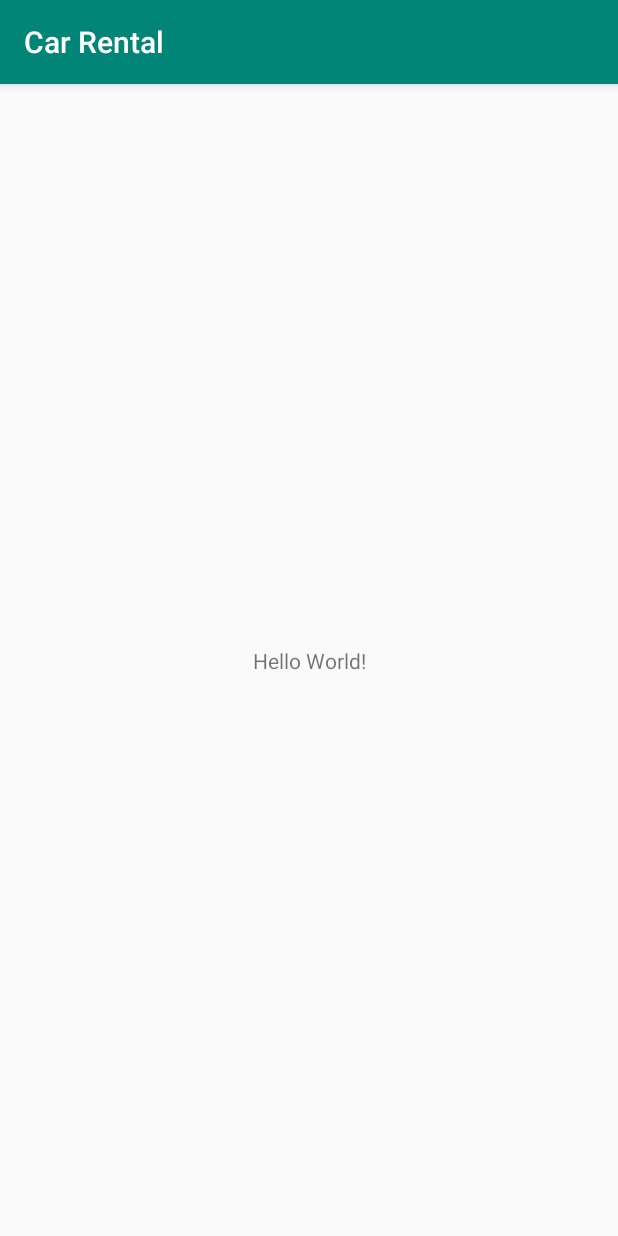
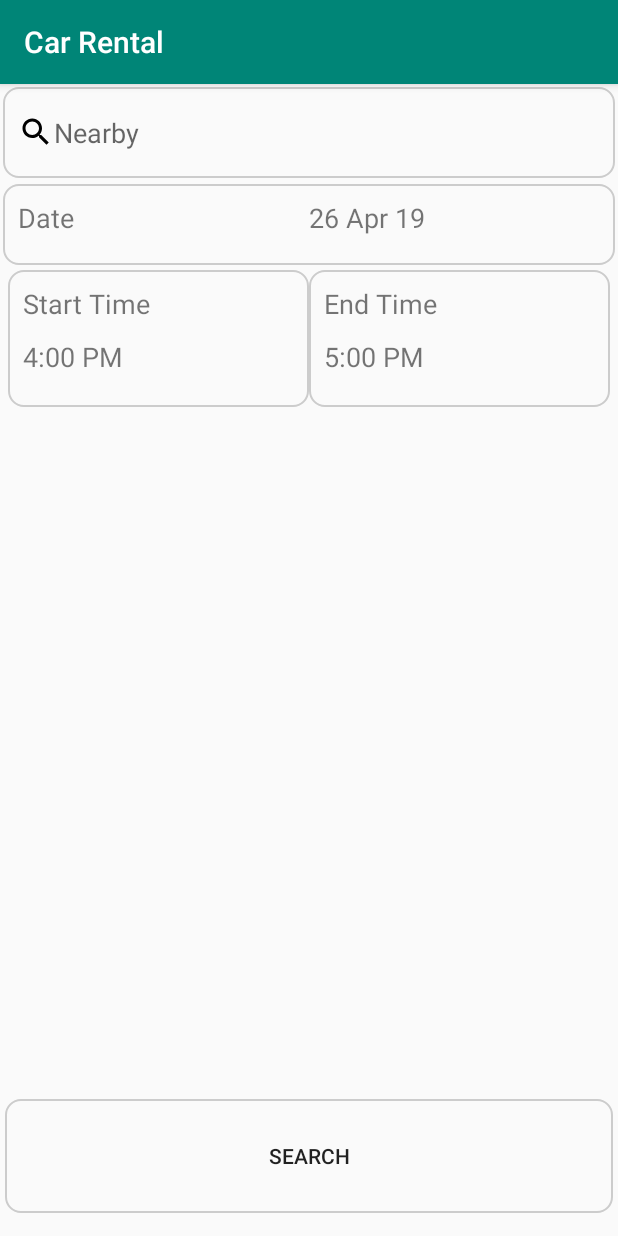
Before and after one commit to manisharangaraju1/car-rental, an Android app: the screen it shows after launch (MainActivity before the commit, CarSearchActivity after it), on a phone screen of 412 x 824 dp. Run offline under Robolectric (Android 15) with nearby library versions, the phone set to English and light mode, and no system bars.

Commit message:
Created layout for car search

```diff
--- a/app/build.gradle
+++ b/app/build.gradle
@@ -22,7 +22,9 @@ dependencies {
     implementation fileTree(dir: 'libs', include: ['*.jar'])
     implementation 'com.android.support:appcompat-v7:28.0.0'
     implementation 'com.android.support.constraint:constraint-layout:1.1.3'
+    implementation 'com.google.firebase:firebase-core:16.0.1'
     testImplementation 'junit:junit:4.12'
     androidTestImplementation 'com.android.support.test:runner:1.0.2'
     androidTestImplementation 'com.android.support.test.espresso:espresso-core:3.0.2'
 }
+apply plugin: 'com.google.gms.google-services'
--- a/app/src/main/AndroidManifest.xml
+++ b/app/src/main/AndroidManifest.xml
@@ -9,12 +9,17 @@
         android:roundIcon="@mipmap/ic_launcher_round"
         android:supportsRtl="true"
         android:theme="@style/AppTheme">
-        <activity android:name=".MainActivity">
+        <activity android:name=".BookingActivity"></activity>
+        <activity android:name=".CarSearchActivity" >
             <intent-filter>
                 <action android:name="android.intent.action.MAIN" />
 
                 <category android:name="android.intent.category.LAUNCHER" />
             </intent-filter>
+        </activity>>
+
+        <activity android:name=".MainActivity">
+
         </activity>
     </application>
 
--- /dev/null
+++ b/app/src/main/java/com/android/carrental/BookingActivity.java
@@ -0,0 +1,13 @@
+package com.android.carrental;
+
+import android.support.v7.app.AppCompatActivity;
+import android.os.Bundle;
+
+public class BookingActivity extends AppCompatActivity {
+
+    @Override
+    protected void onCreate(Bundle savedInstanceState) {
+        super.onCreate(savedInstanceState);
+        setContentView(R.layout.activity_booking);
+    }
+}
--- /dev/null
+++ b/app/src/main/java/com/android/carrental/CarSearchActivity.java
@@ -0,0 +1,13 @@
+package com.android.carrental;
+
+import android.support.v7.app.AppCompatActivity;
+import android.os.Bundle;
+
+public class CarSearchActivity extends AppCompatActivity {
+
+    @Override
+    protected void onCreate(Bundle savedInstanceState) {
+        super.onCreate(savedInstanceState);
+        setContentView(R.layout.activity_car_search);
+    }
+}
--- /dev/null
+++ b/app/src/main/res/drawable/border.xml
@@ -0,0 +1,6 @@
+<?xml version="1.0" encoding="UTF-8"?>
+<shape xmlns:android="http://schemas.android.com/apk/res/android" android:shape="rectangle">
+    <corners android:radius="10dp"/>
+    <padding android:left="10dp" android:right="10dp" android:top="10dp" android:bottom="10dp"/>
+    <stroke android:width="1dp" android:color="#CCCCCC"/>
+</shape>
--- /dev/null
+++ b/app/src/main/res/drawable/ic_search_black_24dp.xml
@@ -0,0 +1,9 @@
+<vector xmlns:android="http://schemas.android.com/apk/res/android"
+        android:width="24dp"
+        android:height="24dp"
+        android:viewportWidth="24.0"
+        android:viewportHeight="24.0">
+    <path
+        android:fillColor="#FF000000"
+        android:pathData="M15.5,14h-0.79l-0.28,-0.27C15.41,12.59 16,11.11 16,9.5 16,5.91 13.09,3 9.5,3S3,5.91 3,9.5 5.91,16 9.5,16c1.61,0 3.09,-0.59 4.23,-1.57l0.27,0.28v0.79l5,4.99L20.49,19l-4.99,-5zM9.5,14C7.01,14 5,11.99 5,9.5S7.01,5 9.5,5 14,7.01 14,9.5 11.99,14 9.5,14z"/>
+</vector>
--- /dev/null
+++ b/app/src/main/res/layout/activity_booking.xml
@@ -0,0 +1,9 @@
+<?xml version="1.0" encoding="utf-8"?>
+<android.support.constraint.ConstraintLayout xmlns:android="http://schemas.android.com/apk/res/android"
+    xmlns:app="http://schemas.android.com/apk/res-auto"
+    xmlns:tools="http://schemas.android.com/tools"
+    android:layout_width="match_parent"
+    android:layout_height="match_parent"
+    tools:context=".BookingActivity">
+
+</android.support.constraint.ConstraintLayout>
--- /dev/null
+++ b/app/src/main/res/layout/activity_car_search.xml
@@ -0,0 +1,142 @@
+<?xml version="1.0" encoding="utf-8"?>
+<LinearLayout xmlns:android="http://schemas.android.com/apk/res/android"
+    xmlns:app="http://schemas.android.com/apk/res-auto"
+    xmlns:tools="http://schemas.android.com/tools"
+    android:layout_width="match_parent"
+    android:layout_height="match_parent"
+    android:orientation="vertical"
+    android:weightSum="10"
+    tools:context=".CarSearchActivity">
+
+    <EditText
+        android:id="@+id/location"
+        android:layout_width="match_parent"
+        android:layout_height="0dp"
+        android:layout_weight="0.8"
+        android:layout_margin="2dp"
+        android:background="@drawable/border"
+        android:drawableLeft="@drawable/ic_search_black_24dp"
+        android:hint="Nearby" />
+
+
+    <LinearLayout
+        android:layout_width="match_parent"
+        android:layout_height="0dp"
+        android:layout_margin="2dp"
+        android:layout_weight="2"
+        android:orientation="vertical"
+        android:weightSum="4">
+
+        <LinearLayout
+            android:id="@+id/date_picker"
+            android:layout_width="match_parent"
+            android:layout_height="0dp"
+            android:layout_weight="1.5"
+            android:orientation="horizontal"
+            android:background="@drawable/border"
+            android:weightSum="2">
+
+            <TextView
+                android:layout_width="0dp"
+                android:layout_height="match_parent"
+                android:layout_weight="1"
+                android:textSize="18sp"
+                android:text="@string/date_label" />
+
+            <TextView
+                android:layout_width="0dp"
+                android:layout_height="match_parent"
+                android:layout_weight="1"
+                android:textSize="18sp"
+                android:text="@string/default_date" />
+        </LinearLayout>
+
+        <LinearLayout
+            android:layout_width="match_parent"
+            android:layout_height="0dp"
+            android:layout_margin="3dp"
+            android:layout_weight="2.5"
+            android:orientation="horizontal"
+            android:weightSum="2">
+
+            <LinearLayout
+                android:layout_width="0dp"
+                android:layout_height="match_parent"
+                android:layout_weight="1"
+                android:background="@drawable/border"
+                android:orientation="vertical">
+
+                <TextView
+                    android:layout_width="match_parent"
+                    android:layout_height="wrap_content"
+                    android:layout_weight="1"
+                    android:textSize="18sp"
+                    android:text="@string/start_time_label" />
+
+                <TextView
+                    android:id="@+id/start_time"
+                    android:layout_width="match_parent"
+                    android:layout_height="wrap_content"
+                    android:layout_weight="1"
+                    android:textSize="18sp"
+                    android:text="@string/default_start_time" />
+
+            </LinearLayout>
+
+            <LinearLayout
+                android:layout_width="0dp"
+                android:layout_height="match_parent"
+                android:background="@drawable/border"
+                android:layout_weight="1"
+                android:orientation="vertical">
+
+                <TextView
+                    android:layout_width="match_parent"
+                    android:layout_height="wrap_content"
+                    android:layout_weight="1"
+                    android:textSize="18sp"
+                    android:text="@string/end_time_label" />
+
+                <TextView
+                    android:id="@+id/end_time"
+                    android:layout_width="match_parent"
+                    android:layout_height="wrap_content"
+                    android:layout_weight="1"
+                    android:textSize="18sp"
+                    android:text="@string/default_end_time" />
+            </LinearLayout>
+
+        </LinearLayout>
+
+
+    </LinearLayout>
+
+
+    <FrameLayout
+        android:layout_width="match_parent"
+        android:layout_height="0dp"
+        android:layout_weight="6">
+        android:layout_margin="2dp"
+
+    </FrameLayout>
+
+    <LinearLayout
+        android:layout_width="match_parent"
+        android:layout_height="0dp"
+        android:layout_weight="1"
+        android:gravity="center|bottom"
+        android:layout_marginLeft="3dp"
+        android:layout_marginRight="3dp"
+        android:orientation="vertical">
+
+        <Button
+            android:layout_width="match_parent"
+            android:layout_height="match_parent"
+            android:text="@string/search_cars"
+            android:background="@drawable/border"
+            />
+
+    </LinearLayout>
+
+
+</LinearLayout>
--- a/app/src/main/res/values/strings.xml
+++ b/app/src/main/res/values/strings.xml
@@ -1,3 +1,11 @@
 <resources>
     <string name="app_name">Car Rental</string>
+    <string name="date_label">Date</string>
+    <string name="start_time_label">Start Time</string>
+    <string name="end_time_label">End Time</string>
+    <string name="default_start_time">4:00 PM</string>
+    <string name="default_end_time">5:00 PM</string>
+    <string name="default_date">26 Apr 19</string>
+    <string name="search_cars">Search</string>
+
 </resources>
--- a/build.gradle
+++ b/build.gradle
@@ -8,6 +8,7 @@ buildscript {
     }
     dependencies {
         classpath 'com.android.tools.build:gradle:3.3.2'
+        classpath 'com.google.gms:google-services:4.0.1'
 
         // NOTE: Do not place your application dependencies here; they belong
         // in the individual module build.gradle files
```
Also changed, not shown: 1 other file.
